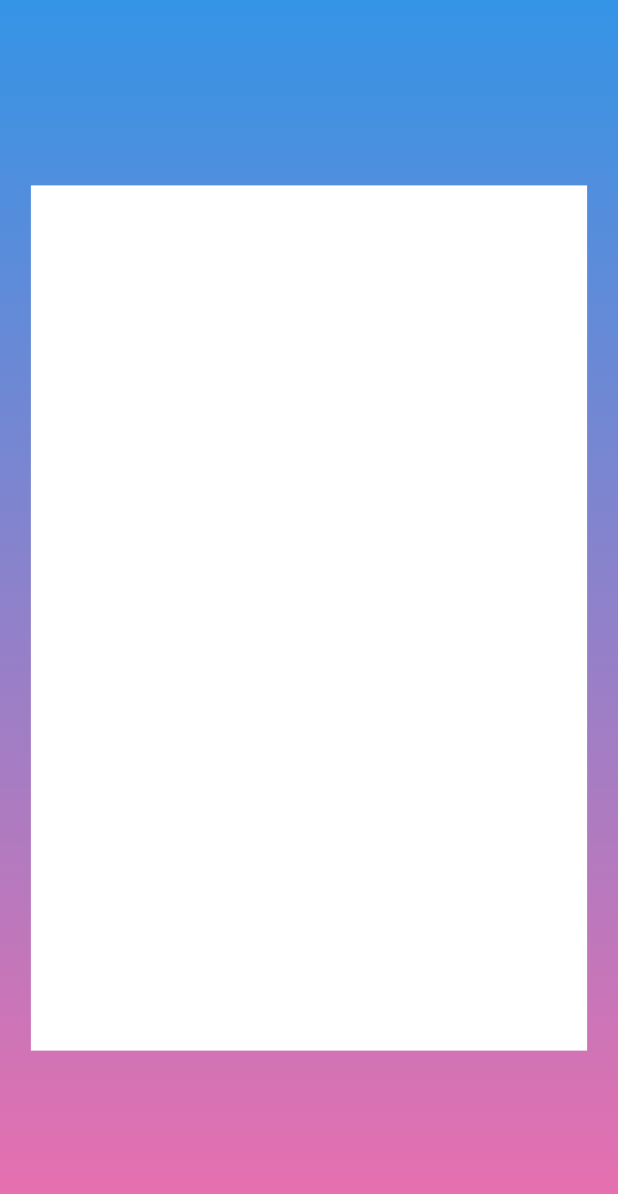
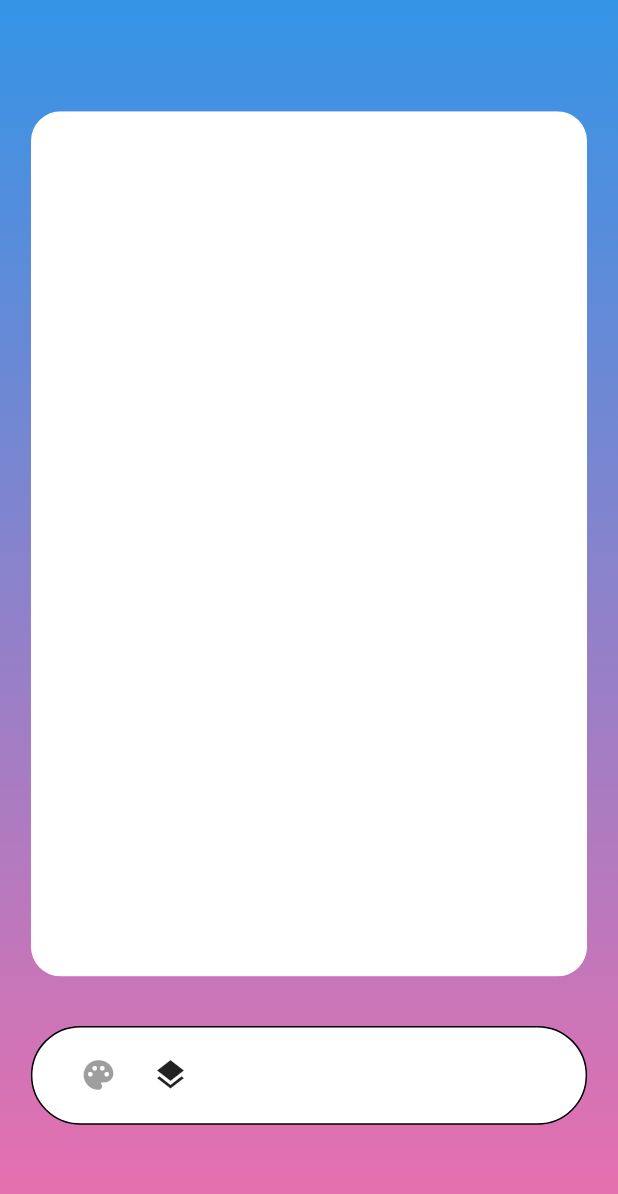
Before and after one commit to al-habibi-1107/Artisto-Drawing-App, a Flutter app: the screen it shows after launch, on a phone screen of 412 x 824 dp. Shown: the top 1194 px of the screen. Run offline on Flutter 3.47's test engine with Material 2 defaults, Android fonts, the light colour scheme and no system bars.

Commit message:
added erasing functality

```diff
--- a/lib/homepage.dart
+++ b/lib/homepage.dart
@@ -8,6 +8,7 @@ class HomePage extends StatefulWidget {
 
 class _HomePageState extends State<HomePage> {
   List<Offset> _offsets = [];
+  bool erase = false;
   @override
   Widget build(BuildContext context) {
     final device = MediaQuery.of(context).size;
@@ -30,7 +31,7 @@ class _HomePageState extends State<HomePage> {
           ),
           Center(
             child: Column(
-              mainAxisAlignment: MainAxisAlignment.spaceAround,
+              mainAxisAlignment: MainAxisAlignment.center,
               crossAxisAlignment: CrossAxisAlignment.center,
               children: [
                 Container(
@@ -49,14 +50,43 @@ class _HomePageState extends State<HomePage> {
                     },
                     onPanEnd: (location) {
                       setState(() {
-                        // _offsets.add(null);
+                        _offsets.add(null);
                       });
                     },
-                    child: CustomPaint(
-                      painter: Paintbrush(_offsets),
+                    child: ClipRRect(
+                      borderRadius: BorderRadius.circular(20),
+                      child: CustomPaint(
+                        painter: Paintbrush(points: _offsets),
+                      ),
                     ),
                   ),
-                )
+                ),
+                SizedBox(
+                  height: device.height * 0.04,
+                ),
+                Container(
+                  padding: EdgeInsets.symmetric(horizontal: 20, vertical: 5),
+                  decoration: BoxDecoration(
+                      border: Border.all(
+                        color: Colors.black,
+                      ),
+                      color: Colors.white,
+                      borderRadius: BorderRadius.circular(45)),
+                  height: device.height * 0.08,
+                  width: device.width * 0.9,
+                  child: Row(
+                    children: [
+                      IconButton(icon: Icon(Icons.palette), onPressed: null),
+                      IconButton(
+                          icon: Icon(Icons.layers),
+                          onPressed: () {
+                            setState(() {
+                              _offsets = [];
+                            });
+                          })
+                    ],
+                  ),
+                ),
               ],
             ),
           ),
--- a/lib/painter.dart
+++ b/lib/painter.dart
@@ -5,7 +5,7 @@ import 'package:flutter/material.dart';
 class Paintbrush extends CustomPainter {
   List<Offset> points;
 
-  Paintbrush(this.points);
+  Paintbrush({this.points});
 
   @override
   void paint(Canvas canvas, Size size) {
@@ -19,9 +19,9 @@ class Paintbrush extends CustomPainter {
 
     for (var x = 0; x < points.length - 1; x++) {
       if (points[x] != null && points[x + 1] != null) {
-        print(points[x]);
+        // print(points[x]);
         canvas.drawLine(points[x], points[x + 1], painter);
-      } else {
+      } else if (points[x] != null && points[x + 1] == null) {
         canvas.drawPoints(PointMode.points, [points[x]], painter);
       }
     }
--- a/pubspec.yaml
+++ b/pubspec.yaml
@@ -23,6 +23,7 @@ environment:
 dependencies:
   flutter:
     sdk: flutter
+  o_color_picker: ^0.1.0
 
 
   # The following adds the Cupertino Icons font to your application.
```
Also changed, not shown: pubspec.lock.
